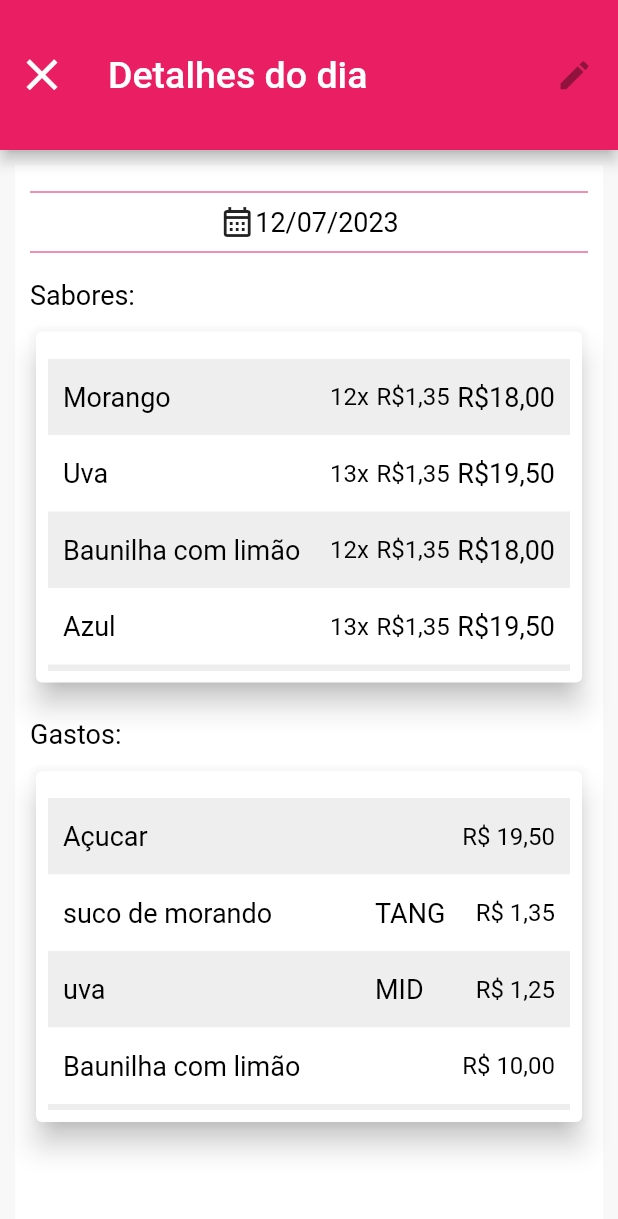
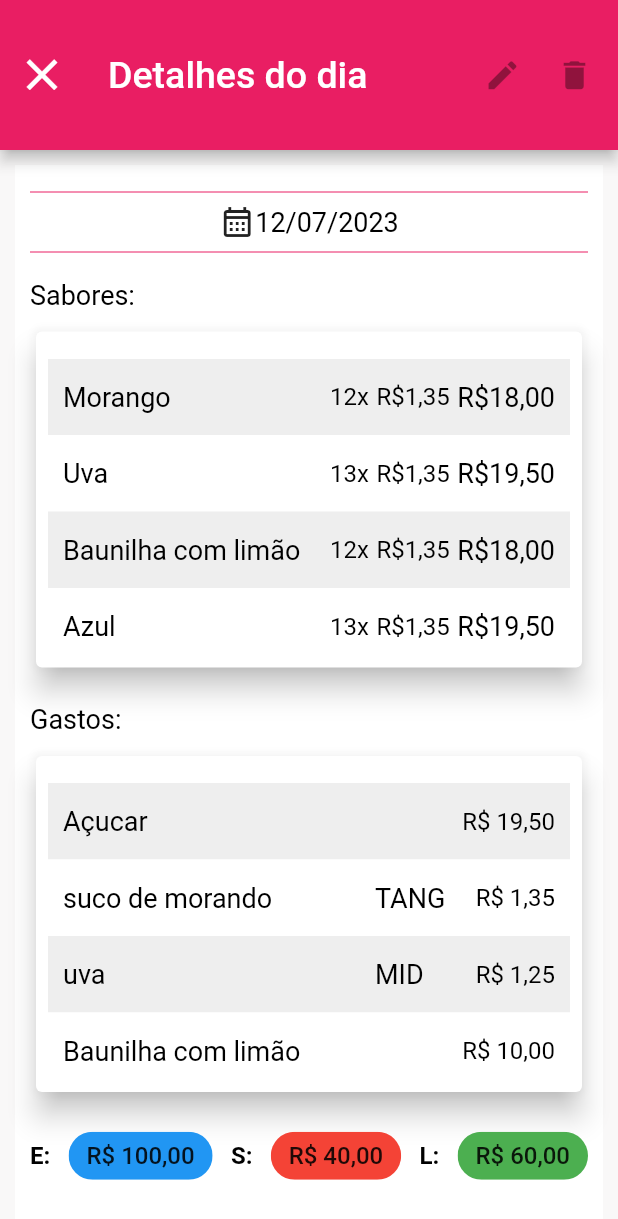
Before and after one commit to Jo-Analyst/app-good-taste, a Flutter app: the ProductionDetailsPage screen opened directly, on a phone screen of 412 x 824 dp. Shown: the top 1219 px of the screen. Run offline on Flutter 3.47's test engine with Material 2 defaults, Android fonts, the phone set to English and light mode, and no system bars; our stand-ins replace font_awesome_flutter, sqflite; accounts and stored records are empty.

Commit message:
concertando um bug

```diff
--- a/lib/app/page/production_details_page.dart
+++ b/lib/app/page/production_details_page.dart
@@ -70,6 +70,13 @@ class _ProductionDetailsPageState extends State<ProductionDetailsPage> {
     }
   }
 
+// limpa o item selecionado
+  void clearSelection() {
+    for (var row in rowsPressed) {
+      row["isPressed"] = false;
+    }
+  }
+
   void toggleRowsPressed(int index) {
     for (int i = 0; i < rowsPressed.length; i++) {
       if (i != index) {
@@ -105,7 +112,9 @@ class _ProductionDetailsPageState extends State<ProductionDetailsPage> {
         actions: [
           Container(
             margin: const EdgeInsets.only(right: 5),
-            child: IconButton(
+            child: Row(
+              children: [
+                IconButton(
                   onPressed: !lineWasPressed
                       ? null
                       : () {
@@ -121,6 +130,23 @@ class _ProductionDetailsPageState extends State<ProductionDetailsPage> {
                     lineWasPressed ? Icons.edit_outlined : Icons.edit,
                     size: 25,
                   ),
+                ),
+                IconButton(
+                  onPressed: !lineWasPressed
+                      ? null
+                      : () {
+                          setState(() {
+                            productions.removeAt(selectedLine);
+                            lineWasPressed = false;
+                            clearSelection();
+                          });
+                        },
+                  icon: const Icon(
+                    Icons.delete,
+                    size: 25,
+                  ),
+                ),
+              ],
             ),
           ),
         ],
@@ -156,7 +182,7 @@ class _ProductionDetailsPageState extends State<ProductionDetailsPage> {
               ),
               const SizedBox(height: 10),
               SizedBox(
-                height: MediaQuery.of(context).size.height / 2 - 170,
+                height: MediaQuery.of(context).size.height / 2 - 180,
                 width: double.infinity,
                 child: Card(
                   elevation: 8,
@@ -274,7 +300,7 @@ class _ProductionDetailsPageState extends State<ProductionDetailsPage> {
               ),
               const SizedBox(height: 10),
               SizedBox(
-                height: MediaQuery.of(context).size.height / 2 - 170,
+                height: MediaQuery.of(context).size.height / 2 - 180,
                 width: double.infinity,
                 child: Card(
                   elevation: 8,
@@ -290,7 +316,7 @@ class _ProductionDetailsPageState extends State<ProductionDetailsPage> {
                           const SizedBox(height: 10),
                           Flexible(
                             child: ListView.builder(
-                              itemCount: productions.length,
+                              itemCount: feedstocks.length,
                               itemBuilder: (context, index) {
                                 final rowColor = index % 2 > 0
                                     ? Colors.white
@@ -341,6 +367,62 @@ class _ProductionDetailsPageState extends State<ProductionDetailsPage> {
                   ),
                 ),
               ),
+              const SizedBox(height: 5),
+              Expanded(
+                child: Row(
+                  mainAxisAlignment: MainAxisAlignment.spaceBetween,
+                  children: [
+                    const Text(
+                      "E:",
+                      style: TextStyle(
+                        fontSize: 16,
+                        fontWeight: FontWeight.w700,
+                      ),
+                    ),
+                    Flexible(
+                      child: Chip(
+                        backgroundColor: Colors.blue,
+                        label: Text(
+                          NumberFormat("R\$ #0.00", "PT-BR").format(100),
+                          style: const TextStyle(fontSize: 16),
+                        ),
+                      ),
+                    ),
+                    const Text(
+                      "S:",
+                      style: TextStyle(
+                        fontSize: 16,
+                        fontWeight: FontWeight.w700,
+                      ),
+                    ),
+                    Flexible(
+                      child: Chip(
+                        backgroundColor: Colors.red,
+                        label: Text(
+                          NumberFormat("R\$ #0.00", "PT-BR").format(40),
+                          style: const TextStyle(fontSize: 16),
+                        ),
+                      ),
+                    ),
+                    const Text(
+                      "L:",
+                      style: TextStyle(
+                        fontSize: 16,
+                        fontWeight: FontWeight.w700,
+                      ),
+                    ),
+                    Flexible(
+                      child: Chip(
+                        backgroundColor: Colors.green,
+                        label: Text(
+                          NumberFormat("R\$ #0.00", "PT-BR").format(60),
+                          style: const TextStyle(fontSize: 16),
+                        ),
+                      ),
+                    ),
+                  ],
+                ),
+              ),
             ],
           ),
         ),
--- a/lib/app/utils/drop_down.dart
+++ b/lib/app/utils/drop_down.dart
@@ -9,7 +9,8 @@ class DropDownUtils extends StatefulWidget {
   const DropDownUtils(
     this.flavors,
     this.hint,
-    this.indexFlavorEditing, {
+    {
+    this.indexFlavorEditing,
     Key? key,
     required this.onValueChanged,
   }) : super(key: key);
@@ -50,7 +51,7 @@ class _DropDownUtilsState extends State<DropDownUtils> {
       value: widget.indexFlavorEditing! >= 0 &&
               widget.indexFlavorEditing! < widget.flavors.length
           ? flavorslist[widget.indexFlavorEditing!]
-          : flavorslist[0],
+          : null,
       onChanged: (option) {
         valueNotifier.value = option!;
         widget.onValueChanged(widget.flavors.indexOf(option));
```
Also changed, not shown: lib/app/page/production_page.dart (+16 -14 lines). Lines whose indentation alone changed are shown as unchanged.
